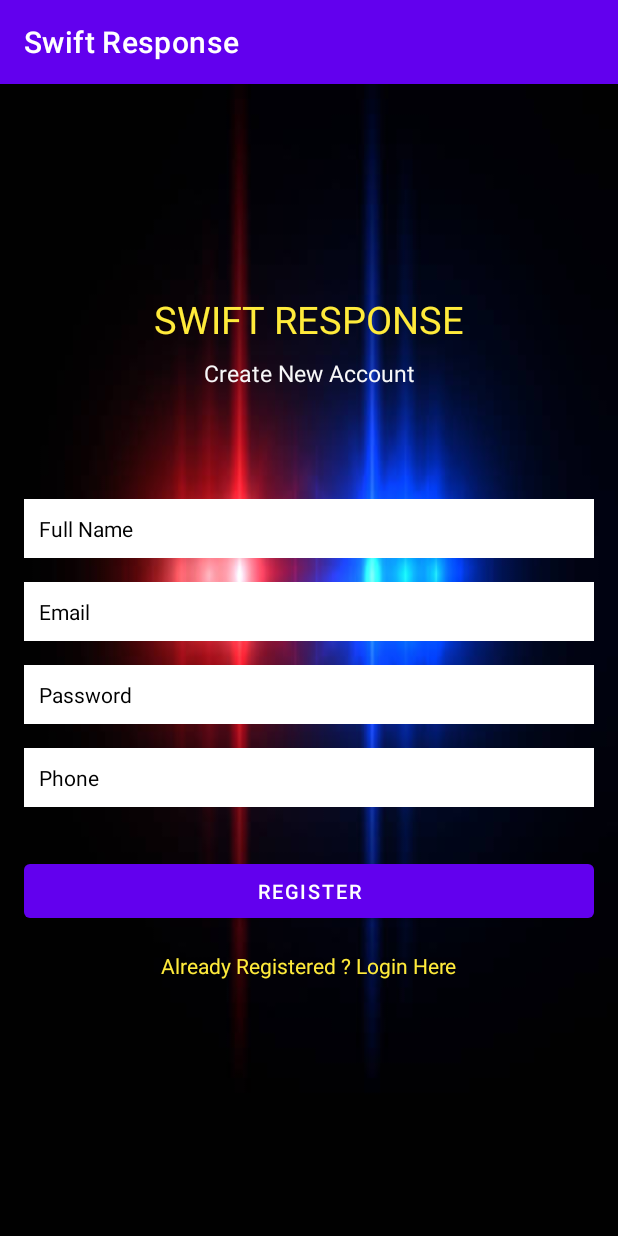
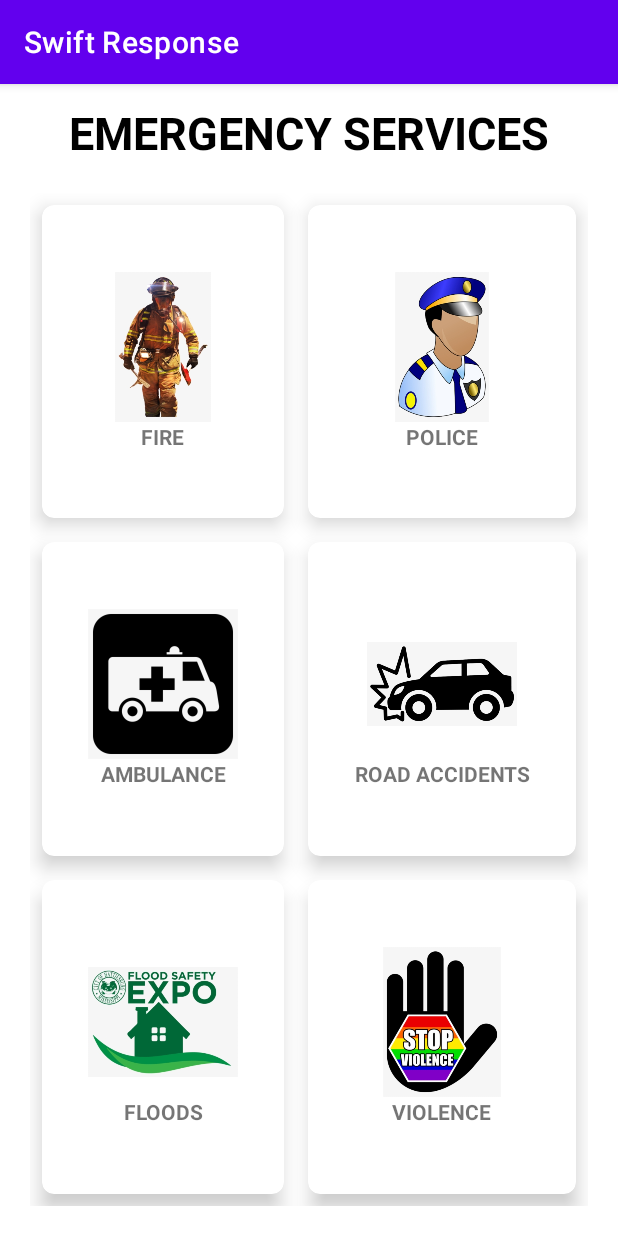
Before and after one commit to Vince501/SwiftEmergency, an Android app: the screen it shows after launch (Register before the commit, Services after it), on a phone screen of 412 x 824 dp. Run offline under Robolectric (Android 15) with nearby library versions, the phone set to English and light mode, and no system bars; Roboto replaces fonts that are not available here.

Commit message:
Home Panel Implementation

```diff
--- a/app/src/main/AndroidManifest.xml
+++ b/app/src/main/AndroidManifest.xml
@@ -11,9 +11,9 @@
         android:roundIcon="@mipmap/ic_launcher_round"
         android:supportsRtl="true"
         android:theme="@style/Theme.SwiftApp">
-        <activity android:name=".Services"></activity>
-        <activity android:name=".Login" />
-        <activity android:name=".Register">
+        <activity android:name=".Login" ></activity>
+        <activity android:name=".Register"/>
+        <activity android:name=".Services">
             <intent-filter>
                 <action android:name="android.intent.action.MAIN" />
 
--- a/app/src/main/java/com/example/swiftapp/Services.java
+++ b/app/src/main/java/com/example/swiftapp/Services.java
@@ -1,14 +1,35 @@
 package com.example.swiftapp;
 
 import androidx.appcompat.app.AppCompatActivity;
+import androidx.cardview.widget.CardView;
 
 import android.os.Bundle;
+import android.view.View;
+import android.widget.GridLayout;
+import android.widget.Toast;
 
 public class Services extends AppCompatActivity {
+    GridLayout gridLayout;
 
     @Override
     protected void onCreate(Bundle savedInstanceState) {
         super.onCreate(savedInstanceState);
         setContentView(R.layout.activity_services);
+
+        gridLayout = (GridLayout)findViewById(R.id.mainGrid);
+        setSingleEvent(gridLayout);
+    }
+    private void setSingleEvent(GridLayout gridLayout) {
+        for(int i = 0; i<gridLayout.getChildCount();i++){
+            CardView cardView=(CardView)gridLayout.getChildAt(i);
+            final int finalI= i;
+            cardView.setOnClickListener(new View.OnClickListener() {
+                @Override
+                public void onClick(View view) {
+                    Toast.makeText(Services.this,"Clicked at index "+ finalI,
+                            Toast.LENGTH_SHORT).show();
+                }
+            });
+        }
     }
 }
--- a/app/src/main/res/layout/activity_services.xml
+++ b/app/src/main/res/layout/activity_services.xml
@@ -19,6 +19,7 @@
         android:layout_marginTop="12dp"
         />
     <GridLayout
+        android:id="@+id/mainGrid"
         android:layout_width="match_parent"
         android:layout_height="match_parent"
         android:layout_below="@+id/title_view"
```
